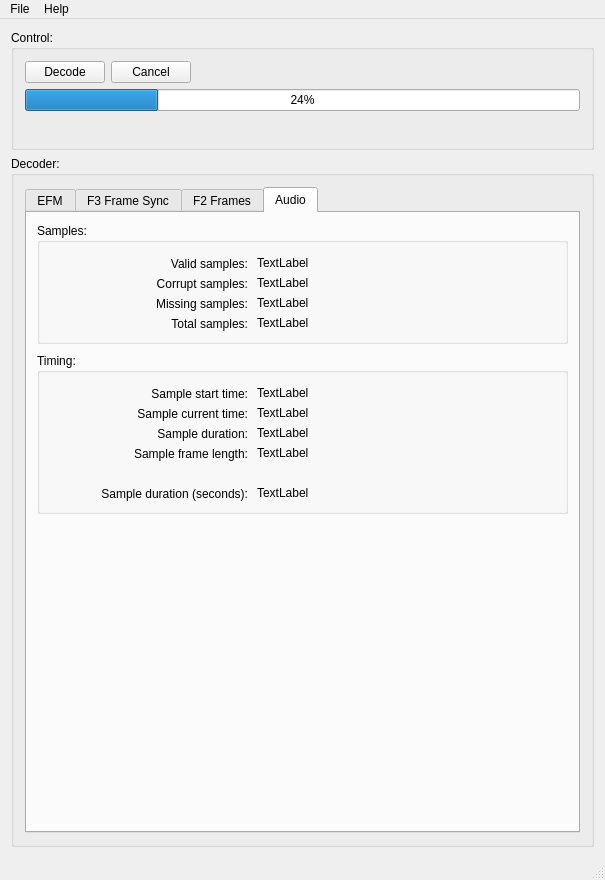
This is tools/ld-process-efm/mainwindow.ui in happycube/ld-decode as Qt 5 draws it before an edit. The edited form follows.
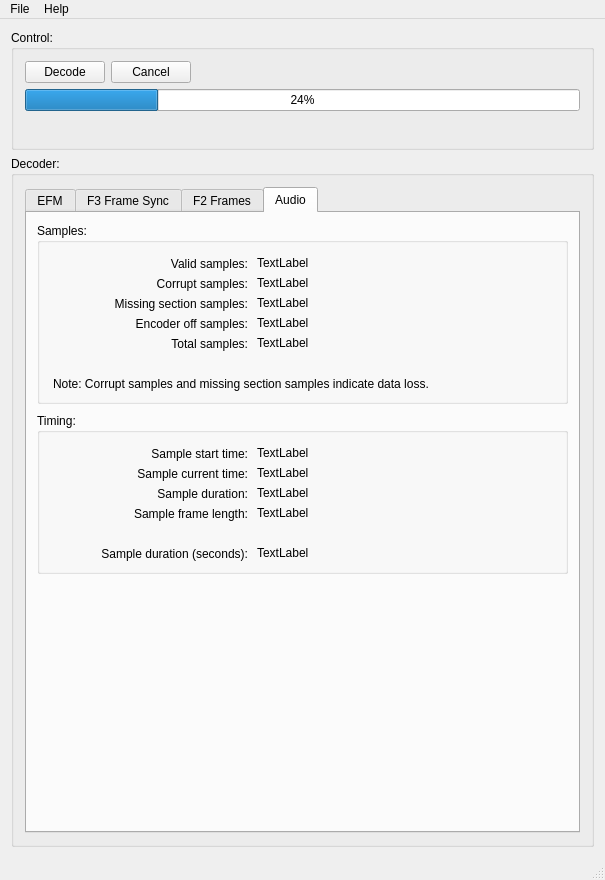
This is the edited form. Icons and pictures are not drawn.

Commit message: Greatly improved F3/section sync detection and correction - WIP #228

Diff of the .ui file:
```diff
--- a/tools/ld-process-efm/mainwindow.ui
+++ b/tools/ld-process-efm/mainwindow.ui
@@ -1256,7 +1256,7 @@
                <x>10</x>
                <y>10</y>
                <width>531</width>
-               <height>121</height>
+               <height>181</height>
               </rect>
              </property>
              <property name="title">
@@ -1266,7 +1266,7 @@
               <property name="geometry">
                <rect>
                 <x>220</x>
-                <y>90</y>
+                <y>110</y>
                 <width>301</width>
                 <height>20</height>
                </rect>
@@ -1285,7 +1285,7 @@
                </rect>
               </property>
               <property name="text">
-               <string>Missing samples:</string>
+               <string>Missing section samples:</string>
               </property>
               <property name="alignment">
                <set>Qt::AlignRight|Qt::AlignTrailing|Qt::AlignVCenter</set>
@@ -1308,7 +1308,7 @@
               <property name="geometry">
                <rect>
                 <x>10</x>
-                <y>90</y>
+                <y>110</y>
                 <width>201</width>
                 <height>21</height>
                </rect>
@@ -1378,12 +1378,54 @@
                <string>TextLabel</string>
               </property>
              </widget>
+             <widget class="QLabel" name="label_80">
+              <property name="geometry">
+               <rect>
+                <x>10</x>
+                <y>90</y>
+                <width>201</width>
+                <height>21</height>
+               </rect>
+              </property>
+              <property name="text">
+               <string>Encoder off samples:</string>
+              </property>
+              <property name="alignment">
+               <set>Qt::AlignRight|Qt::AlignTrailing|Qt::AlignVCenter</set>
+              </property>
+             </widget>
+             <widget class="QLabel" name="audio_encoderOffSamples_label">
+              <property name="geometry">
+               <rect>
+                <x>220</x>
+                <y>90</y>
+                <width>301</width>
+                <height>20</height>
+               </rect>
+              </property>
+              <property name="text">
+               <string>TextLabel</string>
+              </property>
+             </widget>
+             <widget class="QLabel" name="label_3">
+              <property name="geometry">
+               <rect>
+                <x>16</x>
+                <y>150</y>
+                <width>501</width>
+                <height>21</height>
+               </rect>
+              </property>
+              <property name="text">
+               <string>Note: Corrupt samples and missing section samples indicate data loss.</string>
+              </property>
+             </widget>
             </widget>
             <widget class="QGroupBox" name="groupBox_8">
              <property name="geometry">
               <rect>
                <x>10</x>
-               <y>140</y>
+               <y>200</y>
                <width>531</width>
                <height>161</height>
               </rect>
```
Left out of the diff: 2 changed lines with no effect on the pictures. The commit also changes 6 other files.
